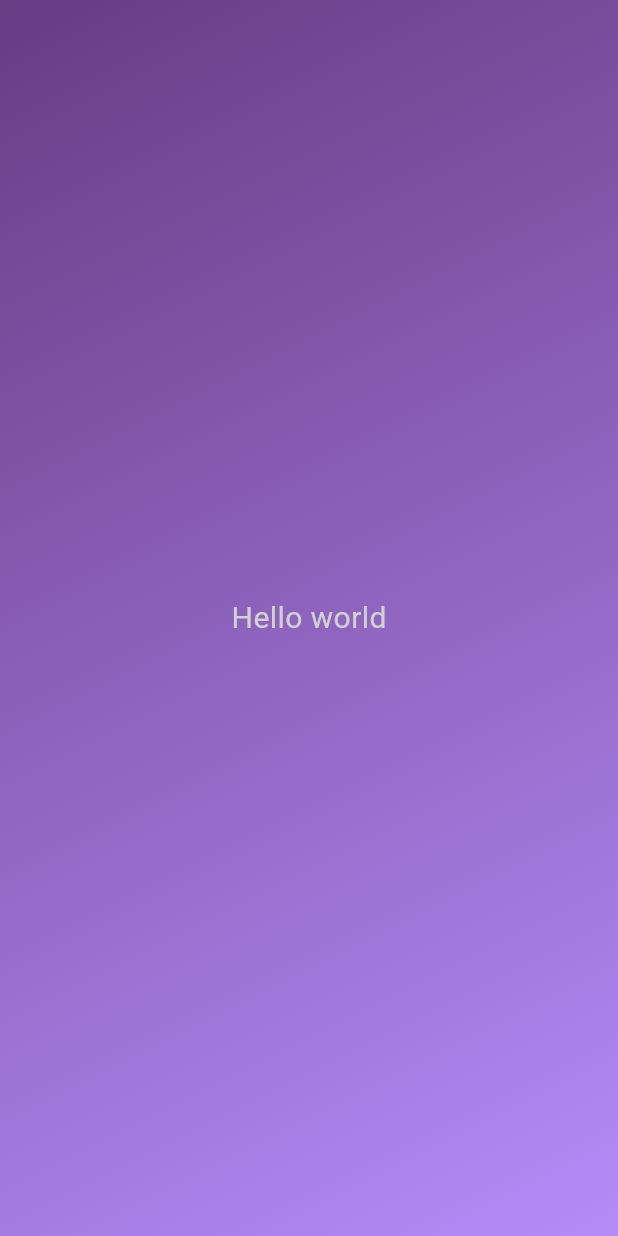
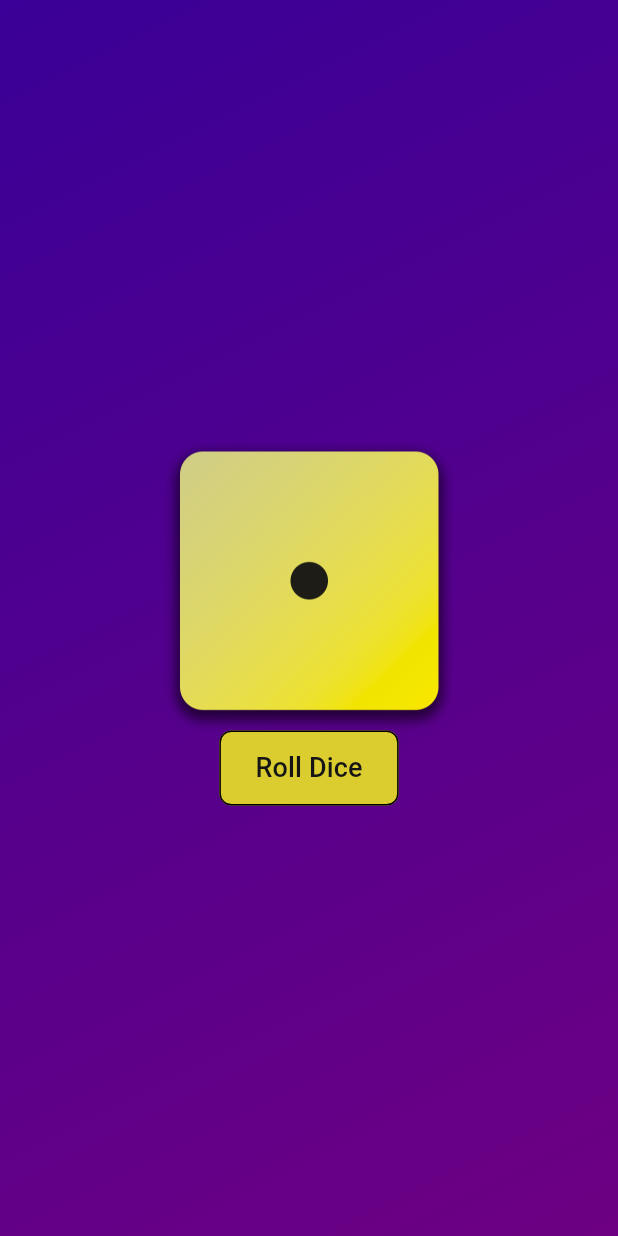
Before and after one commit to AkshayBenny/flutter-learn-dice-roll, a Flutter app: the screen it shows after launch, on a phone screen of 412 x 824 dp. Run offline on Flutter 3.47's test engine with Material 3 defaults, Android fonts, the phone set to English and light mode, and no system bars.

Commit message:
project complete

```diff
--- /dev/null
+++ b/lib/dice_roller.dart
@@ -0,0 +1,56 @@
+import 'package:flutter/material.dart';
+import 'dart:math';
+
+final randomizer = Random();
+
+class DiceRoller extends StatefulWidget {
+  const DiceRoller({super.key});
+
+  @override
+  State<DiceRoller> createState() {
+    return _DiceRollerState();
+  }
+}
+
+class _DiceRollerState extends State<DiceRoller> {
+  var activeDiceImage = "assets/images/dice-1.png";
+
+  void rollDice() {
+    setState(() {
+      var randNum = randomizer.nextInt(6) + 1;
+      activeDiceImage = 'assets/images/dice-${randNum.toString()}.png';
+    });
+  }
+
+  @override
+  Widget build(context) {
+    return Column(
+      mainAxisAlignment: MainAxisAlignment.center,
+      children: [
+        Image.asset(activeDiceImage, width: 200),
+        TextButton(
+          onPressed: rollDice,
+          style: TextButton.styleFrom(
+            backgroundColor: const Color.fromARGB(
+                255, 219, 205, 47), // Background color of the button
+            padding: const EdgeInsets.fromLTRB(
+                24, 12, 24, 12), // Padding around the button content
+            shape: RoundedRectangleBorder(
+              borderRadius:
+                  BorderRadius.circular(8.0), // Rounded corners for the button
+              side: const BorderSide(
+                  color: Colors.black), // Border color and width
+            ),
+          ),
+          child: const Text(
+            'Roll Dice',
+            style: TextStyle(
+              color: Color.fromARGB(255, 21, 21, 21), // Text color
+              fontSize: 18.0, // Font size
+            ),
+          ),
+        )
+      ],
+    );
+  }
+}
--- a/lib/gradient_container.dart
+++ b/lib/gradient_container.dart
@@ -1,24 +1,27 @@
 import 'package:flutter/material.dart';
-import 'package:flutter_learn_dice_roll/styled_text.dart';
+import "package:flutter_learn_dice_roll/dice_roller.dart";
+// import 'package:flutter_learn_dice_roll/styled_text.dart';
+
+const startAllignment = Alignment.topLeft;
+const endAllignment = Alignment.bottomRight;
 
 class GradientContainer extends StatelessWidget {
-  const GradientContainer({super.key});
+  const GradientContainer({super.key, required this.colors});
+
+  final List<Color> colors;
 
   @override
   Widget build(context) {
     return Container(
-      decoration: const BoxDecoration(
+      decoration: BoxDecoration(
         gradient: LinearGradient(
-          colors: [
-            Color.fromARGB(255, 104, 60, 131),
-            Color.fromARGB(255, 181, 139, 249),
-          ],
-          begin: Alignment.topLeft,
-          end: Alignment.bottomRight,
+          colors: colors,
+          begin: startAllignment,
+          end: endAllignment,
         ),
       ),
       child: const Center(
-        child: StyledText(),
+        child: DiceRoller(),
       ),
     );
   }
--- a/lib/main.dart
+++ b/lib/main.dart
@@ -5,7 +5,12 @@
   runApp(
     const MaterialApp(
       home: Scaffold(
-        body: GradientContainer(),
+        body: GradientContainer(
+          colors: [
+            Color.fromARGB(255, 58, 0, 151),
+            Color.fromARGB(255, 109, 0, 131),
+          ],
+        ),
       ),
     ),
   );
--- a/lib/styled_text.dart
+++ b/lib/styled_text.dart
@@ -1,13 +1,15 @@
 import 'package:flutter/material.dart';
 
 class StyledText extends StatelessWidget {
-  const StyledText({super.key});
+  const StyledText(this.text, {super.key});
+
+  final String text;
 
   @override
   Widget build(context) {
-    return const Text(
-      "Hello world",
-      style: TextStyle(
+    return Text(
+      text,
+      style: const TextStyle(
         color: Color.fromARGB(255, 209, 209, 209),
         fontSize: 20.1,
       ),
```
Also changed, not shown: pubspec.yaml (+50 -48 lines), assets/images/dice-1.png (added), assets/images/dice-2.png (added), assets/images/dice-3.png (added), assets/images/dice-4.png (added), assets/images/dice-5.png (added), assets/images/dice-6.png (added).
